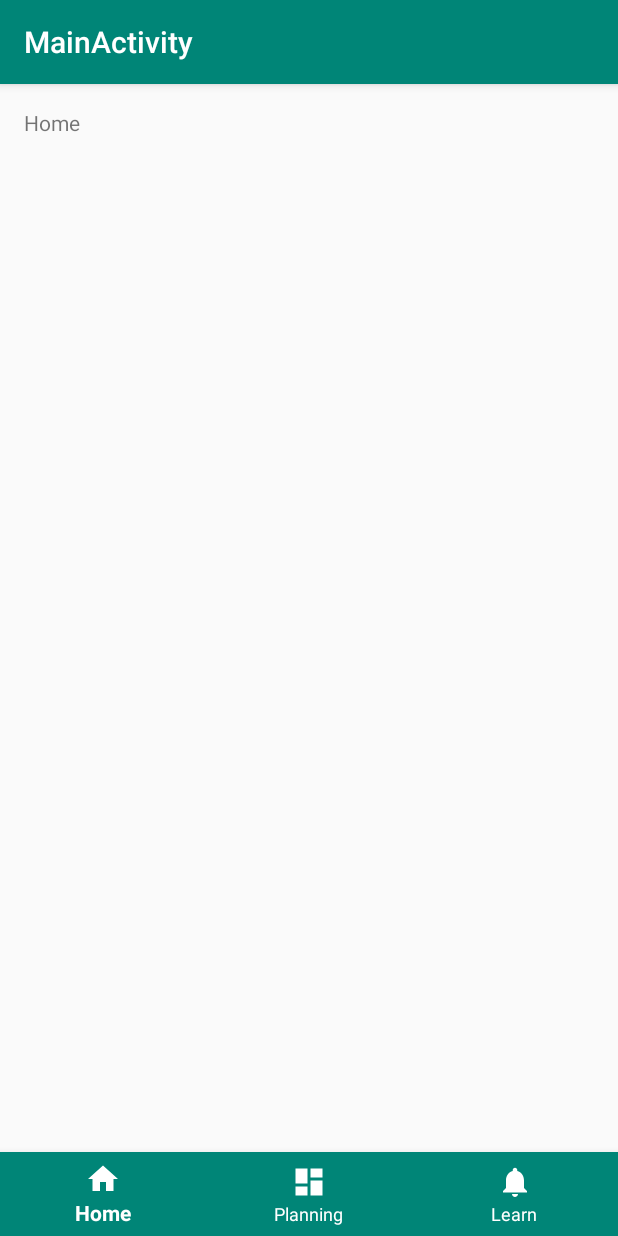
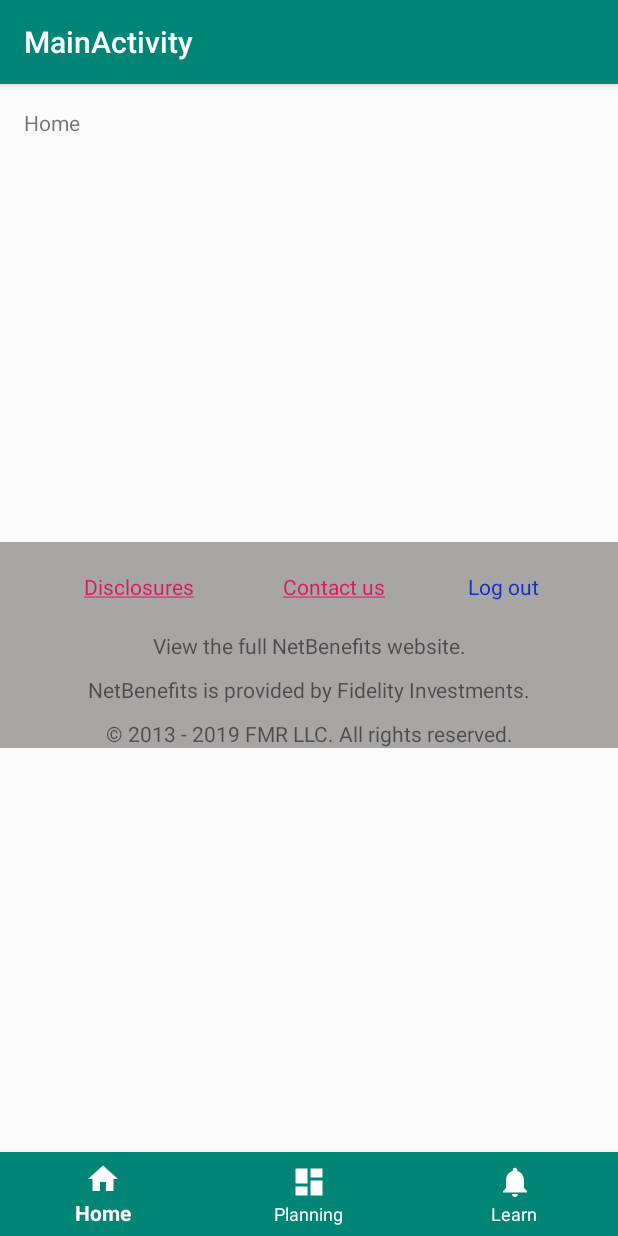
Before and after one commit to ygunawan1985/NetBenefits, an Android app: the MainActivity screen opened directly, with no data from a screen before it, on a phone screen of 412 x 824 dp. Run offline under Robolectric (Android 15) with nearby library versions, the phone set to English and light mode, and no system bars; our stand-ins replace Firebase (no records; nobody signed in at launch, a user with empty details on screens opened directly), data binding.

```diff
--- a/app/src/main/java/com/example/netbenefitsapp/view/activities/main/MainActivity.kt
+++ b/app/src/main/java/com/example/netbenefitsapp/view/activities/main/MainActivity.kt
@@ -4,11 +4,20 @@ import android.os.Bundle
 import com.google.android.material.bottomnavigation.BottomNavigationView
 import androidx.appcompat.app.AppCompatActivity
 import android.widget.TextView
+import androidx.fragment.app.FragmentManager
 import com.example.netbenefitsapp.R
+import com.example.netbenefitsapp.view.fragments.LogoutFragment
+import com.google.firebase.auth.FirebaseAuth
+import com.google.firebase.auth.FirebaseUser
 
 class MainActivity : AppCompatActivity() {
 
+    private val fragmentManager : FragmentManager = supportFragmentManager
+    private lateinit var logoutFragment: LogoutFragment
     private lateinit var textMessage: TextView
+    private lateinit var mUser : FirebaseUser
+
+
     private val onNavigationItemSelectedListener = BottomNavigationView.OnNavigationItemSelectedListener { item ->
         when (item.itemId) {
             R.id.navigation_home -> {
@@ -32,7 +41,15 @@ class MainActivity : AppCompatActivity() {
         setContentView(R.layout.activity_main)
         val navView: BottomNavigationView = findViewById(R.id.nav_view)
 
+        mUser = FirebaseAuth.getInstance().currentUser!!
+
         textMessage = findViewById(R.id.message)
         navView.setOnNavigationItemSelectedListener(onNavigationItemSelectedListener)
+        setupAndAddLogoutFragment()
+    }
+
+    private fun setupAndAddLogoutFragment() {
+        logoutFragment = LogoutFragment()
+        fragmentManager.beginTransaction().add(R.id.logoutContainer, logoutFragment).addToBackStack("LOGOUT_FRAGMENT").commit()
     }
 }
--- /dev/null
+++ b/app/src/main/java/com/example/netbenefitsapp/view/fragments/LogoutFragment.kt
@@ -0,0 +1,66 @@
+package com.example.netbenefitsapp.view.fragments
+
+import android.content.Intent
+import android.net.Uri
+import androidx.lifecycle.ViewModelProviders
+import android.os.Bundle
+import androidx.fragment.app.Fragment
+import android.view.LayoutInflater
+import android.view.View
+import android.view.ViewGroup
+import android.widget.TextView
+
+import com.example.netbenefitsapp.R
+import com.example.netbenefitsapp.view.activities.welcome.WelcomeActivity
+import com.example.netbenefitsapp.viewmodel.logout.LogoutViewModel
+import com.google.firebase.auth.FirebaseAuth
+
+class LogoutFragment : Fragment(), View.OnClickListener {
+
+    private lateinit var viewModel: LogoutViewModel
+    private lateinit var tvDisclosures : TextView
+    private lateinit var tvContactUs : TextView
+    private lateinit var tvLogout : TextView
+
+    override fun onCreateView(
+        inflater: LayoutInflater, container: ViewGroup?,
+        savedInstanceState: Bundle?
+    ): View? {
+        return inflater.inflate(R.layout.logout_fragment, container, false)
+    }
+
+    override fun onActivityCreated(savedInstanceState: Bundle?) {
+        super.onActivityCreated(savedInstanceState)
+        viewModel = ViewModelProviders.of(this).get(LogoutViewModel::class.java)
+    }
+
+    override fun onViewCreated(view: View, savedInstanceState: Bundle?) {
+        super.onViewCreated(view, savedInstanceState)
+        tvDisclosures = view.findViewById(R.id.tvDisclosures)
+        tvDisclosures.setOnClickListener(this)
+        tvContactUs = view.findViewById(R.id.tvContactUs)
+        tvContactUs.setOnClickListener(this)
+        tvLogout = view.findViewById(R.id.tvLogout)
+        tvLogout.setOnClickListener(this)
+    }
+
+    override fun onClick(view: View?) {
+        when(view?.id) {
+            R.id.tvDisclosures -> {
+                val disclosureIntent = Intent(Intent.ACTION_VIEW)
+                disclosureIntent.setData(Uri.parse("https://www.fidelity.com/retirement-ira/small-business/participant-disclosure-regulations-summary"))
+                startActivity(disclosureIntent)
+            }
+            R.id.tvContactUs -> {
+                val contactUsIntent = Intent(Intent.ACTION_VIEW)
+                contactUsIntent.setData(Uri.parse("https://www.fidelity.com/customer-service/contact-us"))
+                startActivity(contactUsIntent)
+            }
+            R.id.tvLogout -> viewModel.logout(view)
+        }
+    }
+
+    companion object {
+        fun newInstance() = LogoutFragment()
+    }
+}
--- /dev/null
+++ b/app/src/main/java/com/example/netbenefitsapp/viewmodel/logout/LogoutViewModel.kt
@@ -0,0 +1,18 @@
+package com.example.netbenefitsapp.viewmodel.logout
+
+import android.content.Intent
+import android.view.View
+import androidx.lifecycle.ViewModel;
+import com.example.netbenefitsapp.view.activities.welcome.WelcomeActivity
+import com.google.firebase.auth.FirebaseAuth
+
+class LogoutViewModel : ViewModel() {
+    private val mAuth : FirebaseAuth = FirebaseAuth.getInstance()
+
+    fun logout(view : View) {
+        mAuth.signOut()
+        val logoutIntent = Intent(view.context, WelcomeActivity::class.java)
+        view.context.startActivity(logoutIntent)
+    }
+
+}
--- a/app/src/main/res/layout/activity_main.xml
+++ b/app/src/main/res/layout/activity_main.xml
@@ -21,8 +21,20 @@
     <FrameLayout
             android:id="@+id/container"
             android:layout_width="match_parent"
-            android:layout_height="match_parent"
-            app:layout_behavior="@string/appbar_scrolling_view_behavior" />
+            android:layout_height="wrap_content"
+            app:layout_behavior="@string/appbar_scrolling_view_behavior"
+            app:layout_constraintStart_toStartOf="parent"
+            app:layout_constraintEnd_toEndOf="parent"
+            app:layout_constraintTop_toBottomOf="@id/message"/>
+
+    <FrameLayout
+            android:id="@+id/logoutContainer"
+            android:layout_width="match_parent"
+            android:layout_height="wrap_content"
+            app:layout_constraintStart_toStartOf="parent"
+            app:layout_constraintEnd_toEndOf="parent"
+            app:layout_constraintTop_toBottomOf="@id/container"
+            app:layout_constraintBottom_toTopOf="@id/nav_view"/>
 
     <com.google.android.material.bottomnavigation.BottomNavigationView
             android:id="@+id/nav_view"
--- /dev/null
+++ b/app/src/main/res/layout/logout_fragment.xml
@@ -0,0 +1,85 @@
+<?xml version="1.0" encoding="utf-8"?>
+
+<layout
+        xmlns:android="http://schemas.android.com/apk/res/android"
+        xmlns:tools="http://schemas.android.com/tools"
+        xmlns:app="http://schemas.android.com/apk/res-auto"
+        tools:context=".view.fragments.LogoutFragment">
+
+<data>
+<variable
+        name="viewModel"
+        type="com.example.netbenefitsapp.viewmodel.logout.LogoutViewModel" />
+</data>
+
+<LinearLayout
+        android:layout_width="match_parent"
+        android:layout_height="match_parent"
+        android:orientation="vertical"
+        android:background="@color/colorGrey">
+
+    <androidx.constraintlayout.widget.ConstraintLayout
+            android:layout_width="match_parent"
+            android:layout_height="wrap_content">
+
+        <TextView
+                android:id="@+id/tvDisclosures"
+                android:text="@string/disclosures"
+                android:autoLink="web"
+                android:layout_width="wrap_content"
+                android:layout_height="wrap_content"
+                android:textColor="@color/colorBlue"
+                android:layout_marginTop="@dimen/margin_20_dp"
+                app:layout_constraintStart_toStartOf="parent"
+                app:layout_constraintTop_toTopOf="parent"
+                app:layout_constraintEnd_toStartOf="@id/tvContactUs"/>
+
+        <TextView
+                android:id="@+id/tvContactUs"
+                android:text="@string/contact_us"
+                android:autoLink="web"
+                android:layout_width="wrap_content"
+                android:layout_height="wrap_content"
+                android:textColor="@color/colorBlue"
+                android:layout_marginTop="@dimen/margin_20_dp"
+                app:layout_constraintStart_toEndOf="@id/tvDisclosures"
+                app:layout_constraintTop_toTopOf="parent"
+                app:layout_constraintEnd_toStartOf="@id/tvLogout"/>
+
+        <TextView
+                android:id="@+id/tvLogout"
+                android:text="@string/log_out"
+                android:layout_width="wrap_content"
+                android:layout_height="wrap_content"
+                android:textColor="@color/colorBlue"
+                android:layout_marginTop="@dimen/margin_20_dp"
+                app:layout_constraintTop_toTopOf="parent"
+                app:layout_constraintStart_toEndOf="@id/tvContactUs"
+                app:layout_constraintEnd_toEndOf="parent"
+                android:onClick="@{(view) -> viewModel.logout(view)}"/>
+
+    </androidx.constraintlayout.widget.ConstraintLayout>
+
+    <TextView
+            android:text="View the full NetBenefits website."
+            android:textAlignment="center"
+            android:layout_marginTop="@dimen/margin_20_dp"
+            android:layout_width="match_parent"
+            android:layout_height="wrap_content"/>
+
+    <TextView
+            android:text="NetBenefits is provided by Fidelity Investments."
+            android:textAlignment="center"
+            android:layout_marginTop="@dimen/margin_10_dp"
+            android:layout_width="match_parent"
+            android:layout_height="wrap_content"/>
+
+    <TextView
+            android:text="© 2013 - 2019 FMR LLC. All rights reserved."
+            android:textAlignment="center"
+            android:layout_marginTop="@dimen/margin_10_dp"
+            android:layout_width="match_parent"
+            android:layout_height="wrap_content"/>
+
+</LinearLayout>
+</layout>
--- a/app/src/main/res/values/strings.xml
+++ b/app/src/main/res/values/strings.xml
@@ -27,4 +27,13 @@
     <string name="title_learn">Learn</string>
     <string name="title_planning">Planning</string>
 
+    <string name="disclosures">
+        <a href="https://www.fidelity.com/retirement-ira/small-business/participant-disclosure-regulations-summary">Disclosures</a>
+    </string>
+    <string name="contact_us">
+        <a href="https://www.fidelity.com/customer-service/contact-us">Contact us</a>
+    </string>
+    <string name="log_out">Log out</string>
+    <string name="enter_user_name">Enter User Name</string>
+
 </resources>
```
Also changed, not shown: app/build.gradle (+7 -17 lines), app/src/main/java/com/example/netbenefitsapp/model/User.kt (added, +11 -0 lines), app/src/main/java/com/example/netbenefitsapp/view/fragments/TermsPrivacyFragment.kt (+25 -4 lines), app/src/main/java/com/example/netbenefitsapp/viewmodel/newuser/NewUserRegistrationViewModel.kt (+15 -3 lines).
